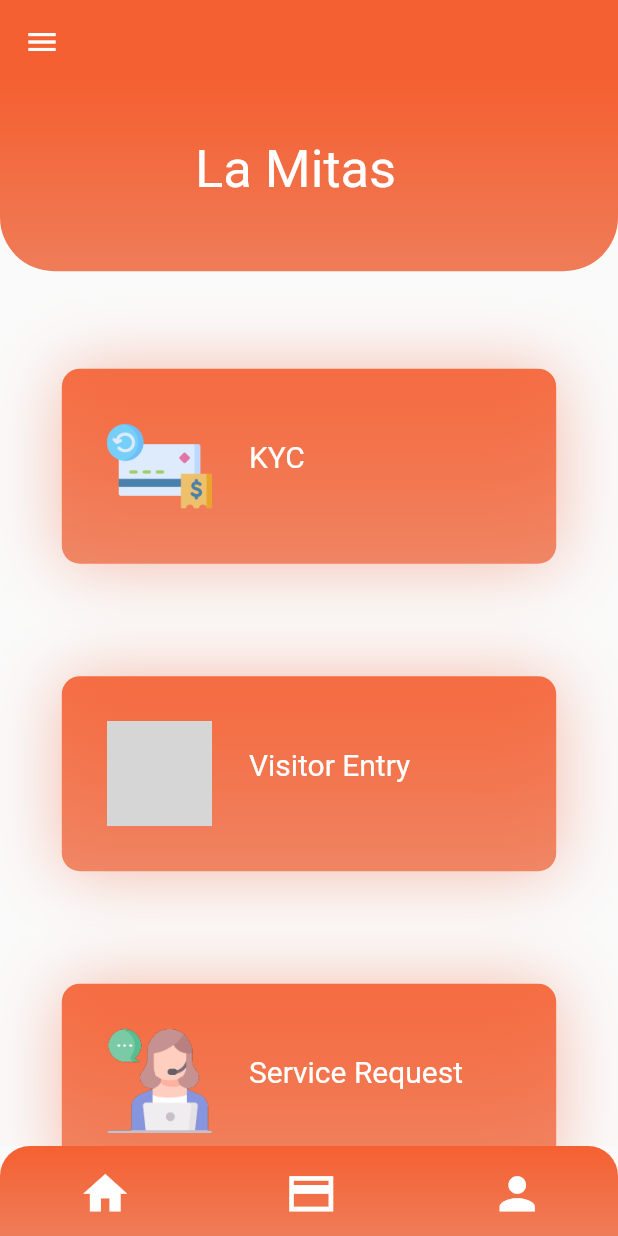
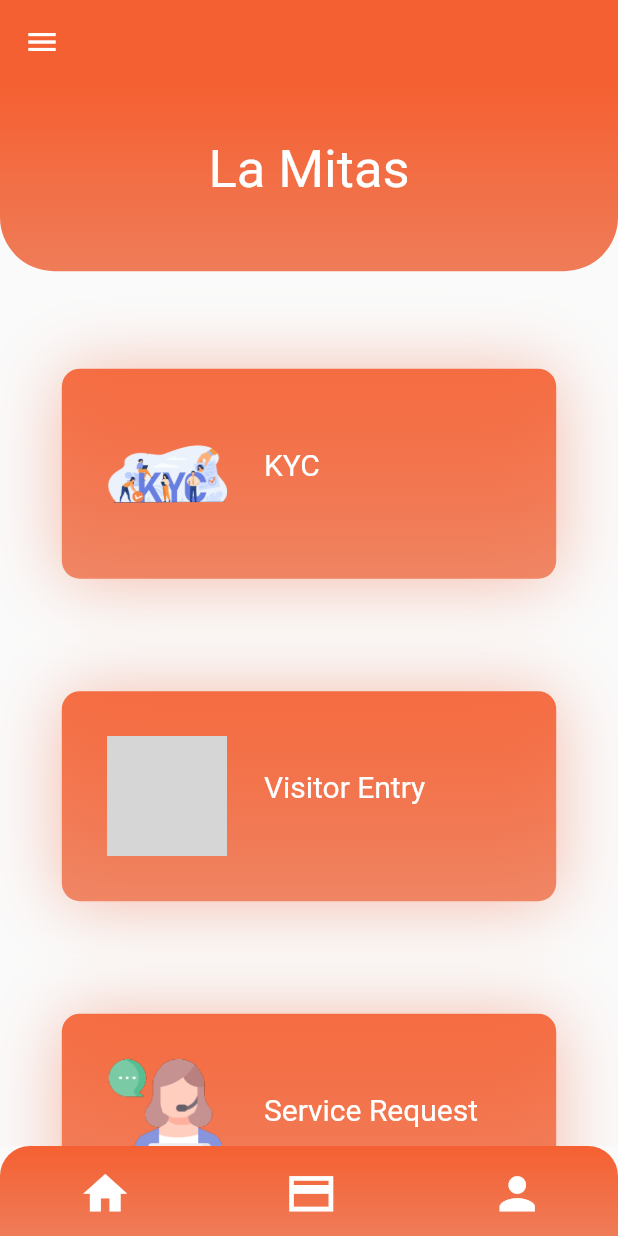
Before and after one commit to jaggadas/La-Mita-s, a Flutter app: the Home screen opened by its route, on a phone screen of 412 x 824 dp. Run offline on Flutter 3.47's test engine with Material 2 defaults, Android fonts, the light colour scheme and no system bars; our stand-ins replace cloud_firestore, firebase_auth, firebase_core, firebase_storage, fluttertoast, pin_input_text_field and 1 more; missing offline and left inert: cloud_firestore_web, dart:js, firebase_auth_web, firebase_core_web, firebase_storage_web; accounts and stored records are empty; grey boxes are pictures that could not be loaded.

Commit message:
first show up

```diff
--- a/lib/main.dart
+++ b/lib/main.dart
@@ -35,7 +35,7 @@ class MyApp extends StatelessWidget {
 
       initialRoute: MyRoutes.loginRoute,
 
-      home: FirebaseService().getInitialScreen(),
+      home: loginPage(),
 
       routes: {
         // "/":(context) => userdetails(),
--- a/lib/pages/appbody.dart
+++ b/lib/pages/appbody.dart
@@ -44,7 +44,7 @@ class _AppBodyState extends State<AppBody> {
     // Size size = MediaQuery.of(context).size;
     return Column(children: [
       optCards(
-        image: 'assets/images/payment.png',
+        image: 'assets/images/KYC.png',
         title: '     KYC                ',
         product: ' ',
         onPressed: () async {
@@ -100,6 +100,7 @@ class optCards extends StatelessWidget {
     return GestureDetector(
       onTap: onPressed,
       child: Container(
+
           margin: EdgeInsets.only(
             left: 0,
             top: 10,
@@ -132,7 +133,7 @@ class optCards extends StatelessWidget {
                     BoxShadow(
                       color: MyTheme.orange2.withOpacity(0.5),
                       blurRadius: 40,
-                      offset: Offset(0.0, 0.75)
+                      offset: Offset(0.0, 1.5)
                     )
                   ]),
               child: Row(
@@ -145,8 +146,8 @@ class optCards extends StatelessWidget {
 
                   Image.asset(
                     image,
-                    height: 70,
-                    width: 70,
+                    height: 80,
+                    width: 80,
                   ),
                   RichText(
                       text: TextSpan(children: [
--- a/lib/pages/below_appbar.dart
+++ b/lib/pages/below_appbar.dart
@@ -12,7 +12,7 @@ class below_appbar extends StatelessWidget {
         height: size.height * 0.2,
         child: Stack(children: [
           Container(
-            padding: EdgeInsets.only(left: 130, bottom: 10, right: 20),
+            padding: EdgeInsets.only(left: 20, bottom: 10, right: 20),
             height: size.height * 0.2 - 40,
             decoration: BoxDecoration( gradient: LinearGradient(
                     colors: [MyTheme.orange4, MyTheme.orange2],
@@ -26,10 +26,12 @@ class below_appbar extends StatelessWidget {
                   bottomRight: Radius.circular(36),
                 )),
             child: Row(
+              mainAxisAlignment: MainAxisAlignment.center,
+              mainAxisSize: MainAxisSize.max,
               children: [
                 Text(
                   'La Mitas',
-                  textAlign: TextAlign.center,
+
                   style: Theme.of(context).textTheme.headline5!.copyWith(
                       color: Colors.white,
                       fontWeight: FontWeight.normal,
--- a/lib/pages/widgets/header.dart
+++ b/lib/pages/widgets/header.dart
@@ -124,7 +124,7 @@ class _HeaderWidgetState extends State<HeaderWidget> {
                    // ),
                    // border: Border.all(width: 5, color: Colors.white),
                   ),
-                  child:   Image.asset("assets/images/welc.png", height: 10, width: 30,
+                  child:   Image.asset("assets/images/welcome.png", height: 100, width: 300,
                   //(
                    // _image,
                  // style: TextStyle( color: Colors.white,
--- a/pubspec.yaml
+++ b/pubspec.yaml
@@ -35,4 +35,6 @@ flutter:
 
   assets:
      - assets/images/
+     - assets/images/welcome.png
+     - assets/images/KYC.png
   #   - images/a_dot_ham.jpeg
```
Also changed, not shown: assets/images/KYC.png (added), assets/images/wel.png (deleted), assets/images/welcome.png, 1 other file.
